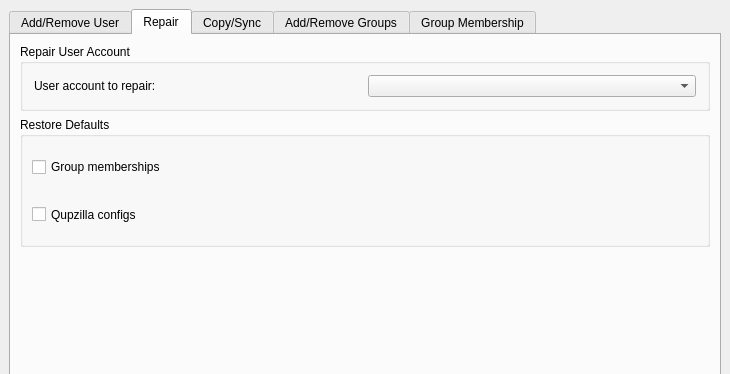
Above: meconfig.ui from timkb4cq/mx-user before the change; both pictures show x 0 to 730 and y 0 to 374 of the 730 by 537 pixel window. Below: the same form after it.
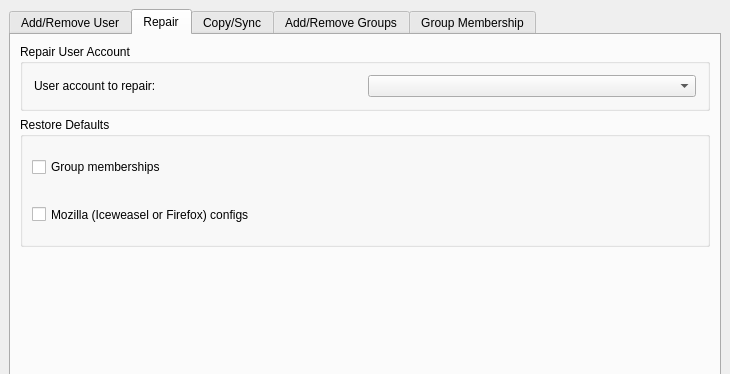
That is the form after the change. The open tabs and pages were chosen to show the change. Icons and pictures are not drawn.

Commit message: changed qupzilla to Mozilla (Firefox or Iceweasel)

The edit to the form file:
```diff
--- a/meconfig.ui
+++ b/meconfig.ui
@@ -357,7 +357,7 @@
              <string/>
             </property>
             <property name="text">
-             <string>Qupzilla configs</string>
+             <string>Mozilla (Iceweasel or Firefox) configs</string>
             </property>
             <property name="shortcut">
              <string>Alt+X</string>
```
Left out of the diff: 8 changed lines with no effect on the pictures. The commit also changes 21 other files.
